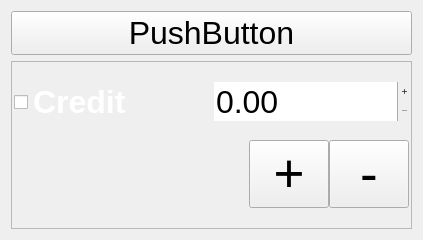
The window that personwidget.ui (ltworf/debtthingy) describes before a commit, drawn with Qt 5.
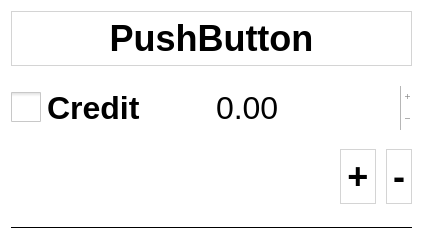
The same window after the commit.

Commit message: Remove palette and use CSS

The edit to the form file:
```diff
--- a/personwidget.ui
+++ b/personwidget.ui
@@ -13,12 +13,43 @@
   <property name="windowTitle">
    <string>Form</string>
   </property>
+  <property name="styleSheet">
+   <string notr="true">* {
+background-color: white;
+}
+
+ QCheckBox::indicator {
+     width: 30px;
+     height: 30px;
+ }
+
+ QPushButton {
+     background-color: white;
+     color: black;
+     border-style: solid;
+     border-width: 1px;
+     border-color: rgb(212, 212, 212);
+     font: bold 36px;
+     padding: 6px;
+     min-width: 2em;
+ }
+ QPushButton:pressed {
+     background-color: rgb(186, 186, 186);
+	 color: white;
+ }
+ QPushButton:hover {
+     background-color: rgb(238, 238, 238);
+ }</string>
+  </property>
   <layout class="QVBoxLayout" name="verticalLayout">
    <item>
     <widget class="QPushButton" name="btnName">
      <property name="font">
       <font>
-       <pointsize>24</pointsize>
+       <pointsize>-1</pointsize>
+       <weight>75</weight>
+       <italic>false</italic>
+       <bold>true</bold>
       </font>
      </property>
      <property name="text">
@@ -28,36 +59,36 @@
       <bool>true</bool>
      </property>
      <property name="flat">
-      <bool>false</bool>
+      <bool>true</bool>
      </property>
     </widget>
    </item>
    <item>
     <widget class="QFrame" name="frame">
      <property name="frameShape">
-      <enum>QFrame::StyledPanel</enum>
+      <enum>QFrame::NoFrame</enum>
      </property>
      <property name="frameShadow">
-      <enum>QFrame::Sunken</enum>
+      <enum>QFrame::Plain</enum>
      </property>
      <property name="lineWidth">
       <number>0</number>
      </property>
      <layout class="QVBoxLayout" name="verticalLayout_2">
       <property name="spacing">
-       <number>0</number>
+       <number>5</number>
       </property>
       <property name="leftMargin">
-       <number>2</number>
+       <number>0</number>
       </property>
       <property name="topMargin">
-       <number>2</number>
+       <number>0</number>
       </property>
       <property name="rightMargin">
-       <number>2</number>
+       <number>0</number>
       </property>
       <property name="bottomMargin">
-       <number>2</number>
+       <number>0</number>
       </property>
       <item>
        <layout class="QHBoxLayout" name="horizontalLayout">
@@ -66,43 +97,6 @@
         </property>
         <item>
          <widget class="QCheckBox" name="chkCredit">
-          <property name="palette">
-           <palette>
-            <active>
-             <colorrole role="WindowText">
-              <brush brushstyle="SolidPattern">
-               <color alpha="255">
-                <red>255</red>
-                <green>255</green>
-                <blue>255</blue>
-               </color>
-              </brush>
-             </colorrole>
-            </active>
-            <inactive>
-             <colorrole role="WindowText">
-              <brush brushstyle="SolidPattern">
-               <color alpha="255">
-                <red>255</red>
-                <green>255</green>
-                <blue>255</blue>
-               </color>
-              </brush>
-             </colorrole>
-            </inactive>
-            <disabled>
-             <colorrole role="WindowText">
-              <brush brushstyle="SolidPattern">
-               <color alpha="255">
-                <red>111</red>
-                <green>110</green>
-                <blue>108</blue>
-               </color>
-              </brush>
-             </colorrole>
-            </disabled>
-           </palette>
-          </property>
           <property name="font">
            <font>
             <pointsize>24</pointsize>
@@ -110,6 +104,12 @@
             <bold>true</bold>
            </font>
           </property>
+          <property name="styleSheet">
+           <string notr="true"> QCheckBox::indicator {
+     width: 30px;
+     height: 30px;
+ }</string>
+          </property>
           <property name="text">
            <string>Credit</string>
           </property>
@@ -125,6 +125,9 @@
           <property name="frame">
            <bool>false</bool>
           </property>
+          <property name="readOnly">
+           <bool>true</bool>
+          </property>
           <property name="buttonSymbols">
            <enum>QAbstractSpinBox::PlusMinus</enum>
           </property>
@@ -137,6 +140,9 @@
       </item>
       <item>
        <layout class="QHBoxLayout" name="horizontalLayout_2">
+        <property name="spacing">
+         <number>10</number>
+        </property>
         <item>
          <spacer name="horizontalSpacer">
           <property name="orientation">
@@ -154,9 +160,15 @@
          <widget class="QPushButton" name="btnIncrease">
           <property name="font">
            <font>
-            <pointsize>40</pointsize>
+            <pointsize>-1</pointsize>
+            <weight>75</weight>
+            <italic>false</italic>
+            <bold>true</bold>
            </font>
           </property>
+          <property name="styleSheet">
+           <string notr="true"/>
+          </property>
           <property name="text">
            <string>+</string>
           </property>
@@ -166,7 +178,10 @@
          <widget class="QPushButton" name="btnDecrease">
           <property name="font">
            <font>
-            <pointsize>40</pointsize>
+            <pointsize>-1</pointsize>
+            <weight>75</weight>
+            <italic>false</italic>
+            <bold>true</bold>
            </font>
           </property>
           <property name="text">
@@ -179,6 +194,16 @@
      </layout>
     </widget>
    </item>
+   <item>
+    <widget class="Line" name="line">
+     <property name="frameShadow">
+      <enum>QFrame::Plain</enum>
+     </property>
+     <property name="orientation">
+      <enum>Qt::Horizontal</enum>
+     </property>
+    </widget>
+   </item>
   </layout>
  </widget>
  <resources/>
```
The commit also changes 1 other file.
